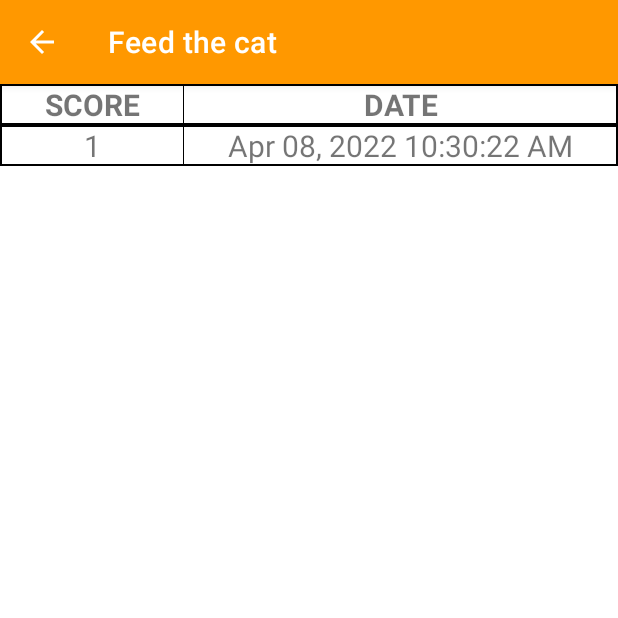
After one commit to GoldenShark3/Feed-the-cat, an Android app: the StatisticActivity screen opened directly, with no data from a screen before it, on a phone screen of 412 x 824 dp, the top half of it. The commit adds this screen. Run offline under Robolectric (Android 15) with nearby library versions, the phone set to English and light mode, and no system bars; Roboto replaces fonts that are not available here.

Commit message:
feat: complete app

```diff
--- a/app/src/main/AndroidManifest.xml
+++ b/app/src/main/AndroidManifest.xml
@@ -27,6 +27,15 @@
                 <category android:name="android.intent.category.LAUNCHER" />
             </intent-filter>
         </activity>
+        <activity
+            android:name=".activity.StatisticActivity"
+            android:exported="true">
+            <intent-filter>
+                <action android:name="android.intent.action.MAIN" />
+                <category android:name="android.intent.category.LAUNCHER" />
+            </intent-filter>
+        </activity>
+
         <meta-data
             android:name="preloaded_fonts"
             android:resource="@array/preloaded_fonts" />
--- a/app/src/main/java/by/bsuir/mobile/cat/activity/MainActivity.kt
+++ b/app/src/main/java/by/bsuir/mobile/cat/activity/MainActivity.kt
@@ -71,10 +71,13 @@ class MainActivity : AppCompatActivity() {
         binding.navView.setNavigationItemSelectedListener {
             when (it.itemId) {
                 R.id.about_menu -> {
-                    val intent = Intent(this, AboutActivity::class.java)
+                    var intent = Intent(this, AboutActivity::class.java)
                     startActivity(intent)
                 }
-                else -> println("default")
+                R.id.score_menu -> {
+                    var intent = Intent(this, StatisticActivity::class.java)
+                    startActivity(intent)
+                }
             }
             true
         }
--- /dev/null
+++ b/app/src/main/java/by/bsuir/mobile/cat/activity/StatisticActivity.kt
@@ -0,0 +1,115 @@
+package by.bsuir.mobile.cat.activity;
+
+import android.os.Build
+import android.os.Bundle
+import android.view.Gravity
+import android.view.MenuItem
+import android.view.View
+import android.view.ViewGroup
+import android.widget.*
+import androidx.annotation.RequiresApi
+import androidx.appcompat.app.AppCompatActivity
+import androidx.core.content.res.ResourcesCompat
+import by.bsuir.mobile.cat.R
+import by.bsuir.mobile.cat.databinding.ScoreLayoutBinding
+import by.bsuir.mobile.cat.model.Score
+import by.bsuir.mobile.cat.service.DatabaseManager
+import java.time.LocalDateTime
+import java.time.format.DateTimeFormatter
+
+
+class StatisticActivity : AppCompatActivity() {
+    private val databaseManager = DatabaseManager(this)
+    private lateinit var binding: ScoreLayoutBinding
+
+    @RequiresApi(Build.VERSION_CODES.O)
+    override fun onCreate(savedInstanceState: Bundle?) {
+        super.onCreate(savedInstanceState)
+        binding = ScoreLayoutBinding.inflate(layoutInflater)
+        setContentView(binding.root)
+
+        initTable()
+
+        supportActionBar?.setDisplayHomeAsUpEnabled(true)
+    }
+
+    override fun onOptionsItemSelected(item: MenuItem): Boolean {
+        when (item.itemId) {
+            android.R.id.home -> {
+                onBackPressed()
+                return true
+            }
+        }
+        return super.onOptionsItemSelected(item)
+    }
+
+    @RequiresApi(Build.VERSION_CODES.O)
+    private fun initTable() {
+        databaseManager.openDb()
+        val scoreList = databaseManager.read()
+        val table = findViewById<View>(R.id.table) as TableLayout
+
+        scoreList.forEachIndexed { index, score ->
+            var row = createTableRow()
+
+            fillTableRow(row, score);
+
+            table.addView(row);
+
+        }
+        databaseManager.close()
+    }
+
+    private fun createTableRow(): TableRow {
+        val tableRow = TableRow(this)
+        tableRow.layoutParams = TableRow.LayoutParams(
+            TableRow.LayoutParams.MATCH_PARENT,
+            TableRow.LayoutParams.WRAP_CONTENT,
+        )
+        tableRow.background =
+            ResourcesCompat.getDrawable(
+                applicationContext.resources,
+                R.drawable.table_border,
+                null
+            )
+
+        tableRow.weightSum = 100F
+        tableRow.dividerDrawable = ResourcesCompat.getDrawable(
+            applicationContext.resources,
+            R.color.color_text_black,
+            null
+        )
+        tableRow.showDividers = TableLayout.SHOW_DIVIDER_MIDDLE
+
+        return tableRow
+    }
+
+    @RequiresApi(Build.VERSION_CODES.O)
+    private fun fillTableRow(row: TableRow, score: Score) {
+        val scoreTextView = TextView(this)
+
+        scoreTextView.layoutParams = TableRow.LayoutParams(
+            TableRow.LayoutParams.FILL_PARENT,
+            TableRow.LayoutParams.WRAP_CONTENT,
+            50f
+        )
+
+        scoreTextView.gravity = Gravity.CENTER
+        scoreTextView.text = score.score.toString()
+        scoreTextView.textSize = 20F
+
+        val dateTextView = TextView(this)
+
+        dateTextView.layoutParams = TableRow.LayoutParams(
+            TableRow.LayoutParams.FILL_PARENT,
+            TableRow.LayoutParams.WRAP_CONTENT,
+            50f
+        )
+        dateTextView.gravity = Gravity.CENTER
+        dateTextView.text = LocalDateTime.parse(score.date)
+            .format(DateTimeFormatter.ofPattern("MMM dd, yyyy HH:mm:ss a")).toString()
+        dateTextView.textSize = 20F
+        row.addView(scoreTextView)
+        row.addView(dateTextView)
+    }
+}
--- /dev/null
+++ b/app/src/main/java/by/bsuir/mobile/cat/model/Score.kt
@@ -0,0 +1,3 @@
+package by.bsuir.mobile.cat.model
+
+data class Score(val score: Int, val date: String)
--- a/app/src/main/java/by/bsuir/mobile/cat/service/DatabaseManager.kt
+++ b/app/src/main/java/by/bsuir/mobile/cat/service/DatabaseManager.kt
@@ -5,6 +5,7 @@ import android.content.Context
 import android.database.sqlite.SQLiteDatabase
 import android.widget.Toast
 import by.bsuir.mobile.cat.model.CatStatistic
+import by.bsuir.mobile.cat.model.Score
 
 class DatabaseManager(var context: Context) {
     private val databaseHelper = DatabaseHelper(context)
@@ -27,13 +28,13 @@ class DatabaseManager(var context: Context) {
     }
 
     @SuppressWarnings("Range")
-    fun read(): ArrayList<String> {
-        val dataList = ArrayList<String>()
+    fun read(): ArrayList<Score> {
+        val dataList = ArrayList<Score>()
         val cursor = db?.query(TABLE_NAME, null,null,null,null,null,null)
         while (cursor?.moveToNext()!!) {
             val time = cursor.getString(cursor.getColumnIndex(COL_TIME))
             val satiety = cursor.getInt(cursor.getColumnIndex(COL_SATIETY))
-            dataList.add("Time: $time  Satiety: $satiety\n")
+            dataList.add(Score(satiety, time))
         }
         cursor.close()
         return dataList
--- /dev/null
+++ b/app/src/main/res/drawable/table_border.xml
@@ -0,0 +1,7 @@
+<?xml version="1.0" encoding="utf-8"?>
+    <shape
+        xmlns:android="http://schemas.android.com/apk/res/android"
+        android:shape= "rectangle">
+        <solid android:color="#FFFFFF"/>
+        <stroke android:width="1dp" android:color="#000000"/>
+    </shape>
--- a/app/src/main/res/layout/score_layout.xml
+++ b/app/src/main/res/layout/score_layout.xml
@@ -3,9 +3,41 @@
     android:layout_width="match_parent"
     android:layout_height="match_parent">
 
-    <ListView
+    <TableLayout
+        android:id="@+id/table"
         android:layout_width="match_parent"
         android:layout_height="match_parent"
+        android:showDividers="middle">
 
-        />
+        <TableRow
+            android:id="@+id/table_header"
+            android:layout_width="match_parent"
+            android:layout_height="wrap_content"
+            android:background="@drawable/table_border"
+            android:weightSum="100"
+            android:divider="@color/color_text_black"
+            android:showDividers="middle"
+            >
+
+            <TextView
+                android:id="@+id/score_text"
+                android:layout_width="fill_parent"
+                android:layout_height="wrap_content"
+                android:layout_weight="50"
+                android:gravity="center"
+                android:text="@string/score_table_header"
+                android:textSize="20sp"
+                android:textStyle="bold" />
+
+            <TextView
+                android:id="@+id/date_text"
+                android:layout_width="fill_parent"
+                android:layout_height="wrap_content"
+                android:layout_weight="50"
+                android:gravity="center"
+                android:text="@string/date_table_header"
+                android:textSize="20sp"
+                android:textStyle="bold" />
+        </TableRow>
+    </TableLayout>
 </RelativeLayout>
--- a/app/src/main/res/menu/nav_header_menu.xml
+++ b/app/src/main/res/menu/nav_header_menu.xml
@@ -2,8 +2,8 @@
 <menu xmlns:android="http://schemas.android.com/apk/res/android"
     xmlns:app="http://schemas.android.com/apk/res-auto">
     <item
-        android:id="@+id/result_menu"
-        android:title="@string/result" />
+        android:id="@+id/score_menu"
+        android:title="@string/score" />
     <item
         android:id="@+id/about_menu"
         android:title="@string/about" />
--- a/app/src/main/res/values/strings.xml
+++ b/app/src/main/res/values/strings.xml
@@ -7,7 +7,9 @@
     <string name="open">Open</string>
     <string name="close">Close</string>
     <string name="about">About</string>
-    <string name="result">Results</string>
+    <string name="score">Score</string>
     <string name="share">Share</string>
+    <string name="score_table_header">SCORE</string>
+    <string name="date_table_header">DATE</string>
 
 </resources>
```
